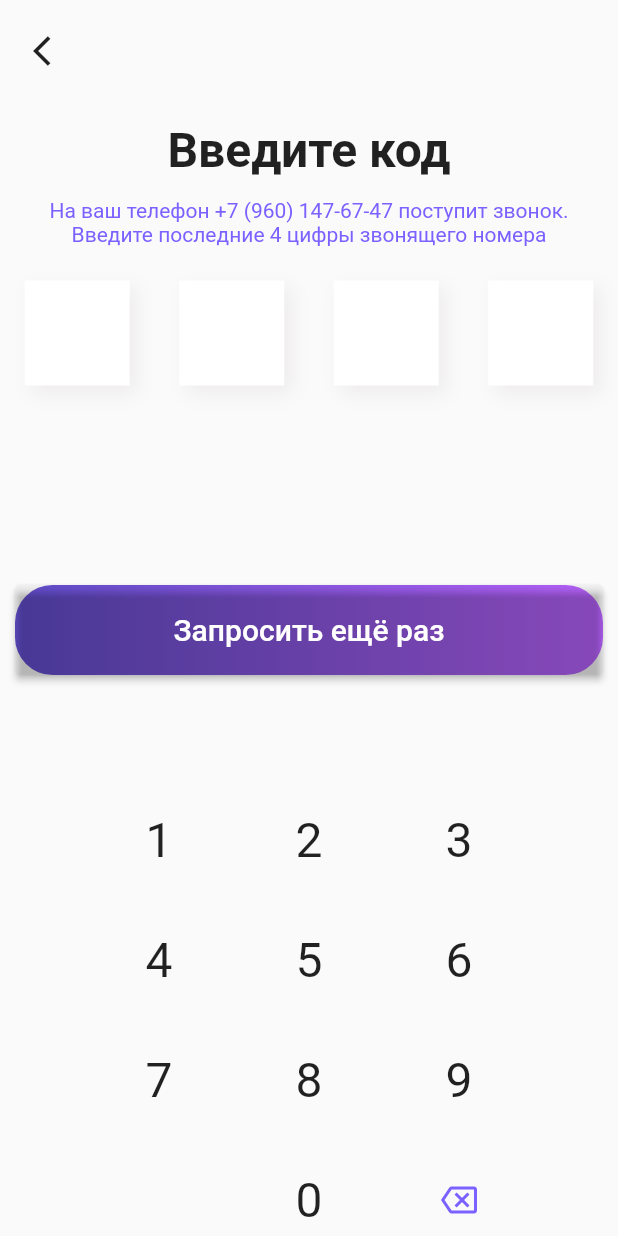
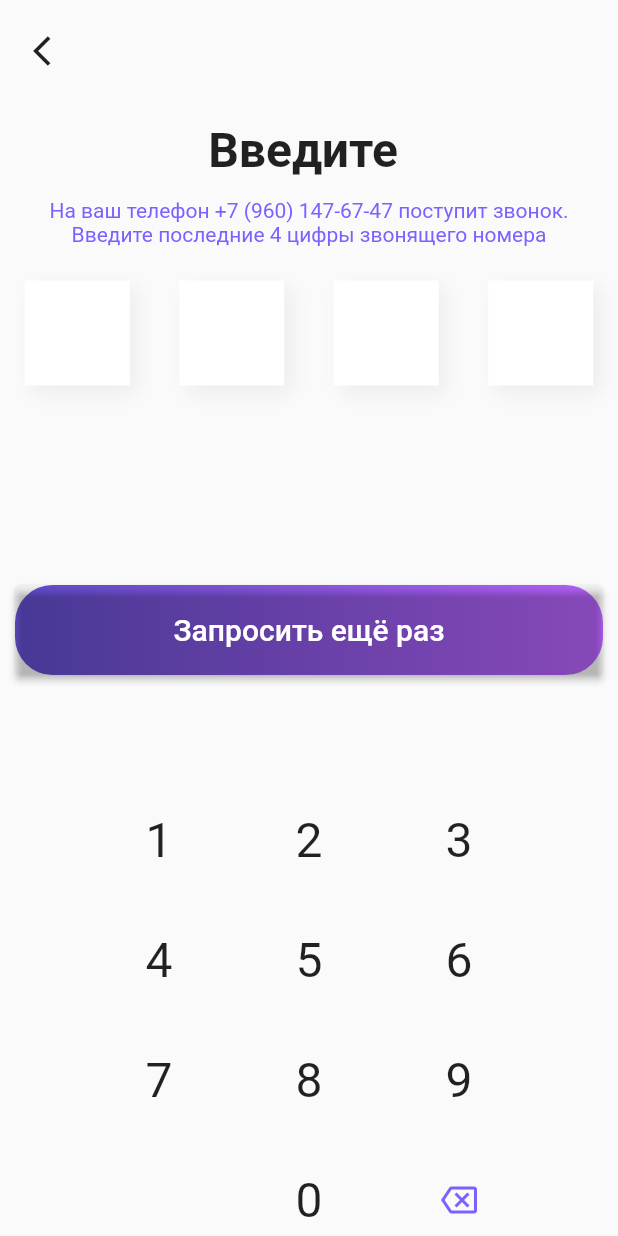
Before and after one commit to starodser/for_interview, a Flutter app: the screen it shows after launch, on a phone screen of 412 x 824 dp. Run offline on Flutter 3.47's test engine with Material 2 defaults, Android fonts, the light colour scheme and no system bars; our stand-ins replace bloc, flutter_bloc.

Commit message:
Update screen.dart

```diff
--- a/pin/lib/screen.dart
+++ b/pin/lib/screen.dart
@@ -25,7 +25,7 @@ class MyHomePage extends StatelessWidget {
         const Padding(
           padding: padd13,
           child: Text(
-            'Введите код',
+            'Введите ',
             style: headText,
           ),
         ),
```
